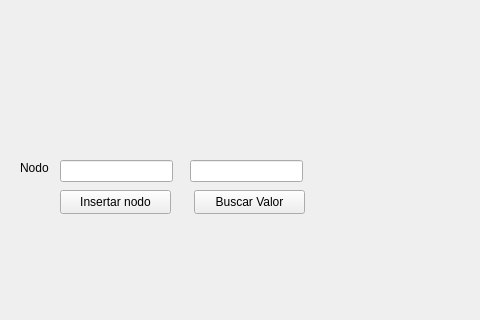
The window that mainwindow.ui (maph666/Btree--2) describes before a commit, drawn with Qt 5; both pictures show x 0 to 480 and y 280 to 600 of the 800 by 600 pixel window.
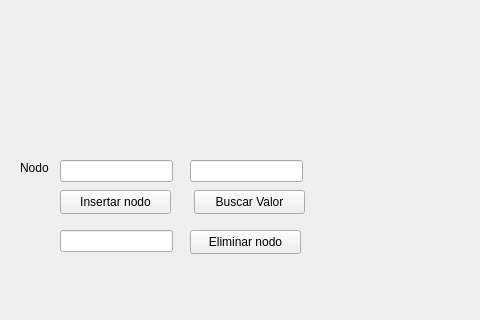
The same window after the commit.

Commit message: Borrado de Nodo

Diff of the .ui file:
```diff
--- a/mainwindow.ui
+++ b/mainwindow.ui
@@ -154,6 +154,29 @@
      <string>&lt;html&gt;&lt;head/&gt;&lt;body&gt;&lt;p&gt;&lt;br/&gt;&lt;/p&gt;&lt;/body&gt;&lt;/html&gt;</string>
     </property>
    </widget>
+   <widget class="QLineEdit" name="lineEditDelete">
+    <property name="geometry">
+     <rect>
+      <x>60</x>
+      <y>510</y>
+      <width>113</width>
+      <height>22</height>
+     </rect>
+    </property>
+   </widget>
+   <widget class="QPushButton" name="pushButtonDelete">
+    <property name="geometry">
+     <rect>
+      <x>190</x>
+      <y>510</y>
+      <width>111</width>
+      <height>24</height>
+     </rect>
+    </property>
+    <property name="text">
+     <string>Eliminar nodo</string>
+    </property>
+   </widget>
   </widget>
   <widget class="QMenuBar" name="menubar">
    <property name="geometry">
```
The commit also changes 4 other files.
